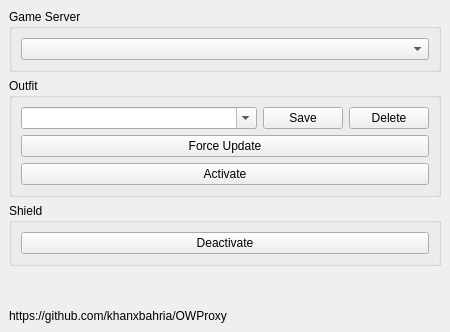
khanxbahria/OWProxy, file gui/mainwindow.ui: the form before one commit.
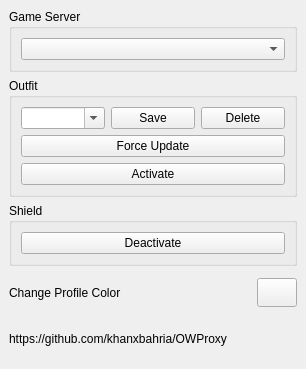
The form after the commit.

Commit message: change profile color gui

```diff
--- a/gui/mainwindow.ui
+++ b/gui/mainwindow.ui
@@ -6,25 +6,31 @@
    <rect>
     <x>0</x>
     <y>0</y>
-    <width>450</width>
-    <height>332</height>
+    <width>306</width>
+    <height>369</height>
    </rect>
   </property>
-  <property name="maximumSize">
-   <size>
-    <width>450</width>
-    <height>400</height>
-   </size>
+  <property name="sizePolicy">
+   <sizepolicy hsizetype="Expanding" vsizetype="Expanding">
+    <horstretch>0</horstretch>
+    <verstretch>0</verstretch>
+   </sizepolicy>
   </property>
   <property name="windowTitle">
    <string>OWProxy</string>
   </property>
   <widget class="QWidget" name="centralwidget">
+   <property name="sizePolicy">
+    <sizepolicy hsizetype="Expanding" vsizetype="Expanding">
+     <horstretch>0</horstretch>
+     <verstretch>0</verstretch>
+    </sizepolicy>
+   </property>
    <layout class="QVBoxLayout" name="verticalLayout_3">
     <item>
      <widget class="QGroupBox" name="groupBox_2">
       <property name="sizePolicy">
-       <sizepolicy hsizetype="Preferred" vsizetype="Fixed">
+       <sizepolicy hsizetype="Expanding" vsizetype="Expanding">
         <horstretch>0</horstretch>
         <verstretch>0</verstretch>
        </sizepolicy>
@@ -38,7 +44,7 @@
          <item>
           <widget class="QComboBox" name="gamehostSelectBox">
            <property name="sizePolicy">
-            <sizepolicy hsizetype="Minimum" vsizetype="Fixed">
+            <sizepolicy hsizetype="Expanding" vsizetype="Expanding">
              <horstretch>0</horstretch>
              <verstretch>0</verstretch>
             </sizepolicy>
@@ -53,7 +59,7 @@
     <item>
      <widget class="QGroupBox" name="groupBox">
       <property name="sizePolicy">
-       <sizepolicy hsizetype="Preferred" vsizetype="Fixed">
+       <sizepolicy hsizetype="Expanding" vsizetype="Expanding">
         <horstretch>0</horstretch>
         <verstretch>0</verstretch>
        </sizepolicy>
@@ -66,6 +72,12 @@
         <layout class="QHBoxLayout" name="horizontalLayout_2">
          <item>
           <widget class="QComboBox" name="outfitSelectBox">
+           <property name="sizePolicy">
+            <sizepolicy hsizetype="Expanding" vsizetype="Expanding">
+             <horstretch>0</horstretch>
+             <verstretch>0</verstretch>
+            </sizepolicy>
+           </property>
            <property name="editable">
             <bool>true</bool>
            </property>
@@ -74,7 +86,7 @@
          <item>
           <widget class="QPushButton" name="outfitSaveBtn">
            <property name="sizePolicy">
-            <sizepolicy hsizetype="Fixed" vsizetype="Fixed">
+            <sizepolicy hsizetype="Expanding" vsizetype="Expanding">
              <horstretch>0</horstretch>
              <verstretch>0</verstretch>
             </sizepolicy>
@@ -87,7 +99,7 @@
          <item>
           <widget class="QPushButton" name="outfitDeleteBtn">
            <property name="sizePolicy">
-            <sizepolicy hsizetype="Fixed" vsizetype="Fixed">
+            <sizepolicy hsizetype="Expanding" vsizetype="Expanding">
              <horstretch>0</horstretch>
              <verstretch>0</verstretch>
             </sizepolicy>
@@ -102,7 +114,7 @@
        <item>
         <widget class="QPushButton" name="forceUpdateBtn">
          <property name="sizePolicy">
-          <sizepolicy hsizetype="Minimum" vsizetype="Fixed">
+          <sizepolicy hsizetype="Expanding" vsizetype="Expanding">
            <horstretch>0</horstretch>
            <verstretch>0</verstretch>
           </sizepolicy>
@@ -114,6 +126,12 @@
        </item>
        <item>
         <widget class="QPushButton" name="outfitActivateBtn">
+         <property name="sizePolicy">
+          <sizepolicy hsizetype="Expanding" vsizetype="Expanding">
+           <horstretch>0</horstretch>
+           <verstretch>0</verstretch>
+          </sizepolicy>
+         </property>
          <property name="text">
           <string>Activate</string>
          </property>
@@ -128,7 +146,7 @@
     <item>
      <widget class="QGroupBox" name="groupBox_3">
       <property name="sizePolicy">
-       <sizepolicy hsizetype="Preferred" vsizetype="Fixed">
+       <sizepolicy hsizetype="Expanding" vsizetype="Expanding">
         <horstretch>0</horstretch>
         <verstretch>0</verstretch>
        </sizepolicy>
@@ -139,6 +157,12 @@
       <layout class="QVBoxLayout" name="verticalLayout_2">
        <item>
         <widget class="QPushButton" name="shieldActivateBtn">
+         <property name="sizePolicy">
+          <sizepolicy hsizetype="Expanding" vsizetype="Expanding">
+           <horstretch>0</horstretch>
+           <verstretch>0</verstretch>
+          </sizepolicy>
+         </property>
          <property name="text">
           <string>Deactivate</string>
          </property>
@@ -151,20 +175,49 @@
      </widget>
     </item>
     <item>
-     <spacer name="verticalSpacer">
-      <property name="orientation">
-       <enum>Qt::Vertical</enum>
+     <layout class="QHBoxLayout" name="horizontalLayout_4">
+      <property name="topMargin">
+       <number>6</number>
       </property>
-      <property name="sizeHint" stdset="0">
-       <size>
-        <width>20</width>
-        <height>40</height>
-       </size>
+      <property name="bottomMargin">
+       <number>6</number>
       </property>
-     </spacer>
+      <item>
+       <widget class="QLabel" name="label_2">
+        <property name="sizePolicy">
+         <sizepolicy hsizetype="Expanding" vsizetype="Expanding">
+          <horstretch>0</horstretch>
+          <verstretch>0</verstretch>
+         </sizepolicy>
+        </property>
+        <property name="text">
+         <string>Change Profile Color</string>
+        </property>
+       </widget>
+      </item>
+      <item>
+       <widget class="QPushButton" name="profileColorBtn">
+        <property name="sizePolicy">
+         <sizepolicy hsizetype="Minimum" vsizetype="Minimum">
+          <horstretch>0</horstretch>
+          <verstretch>0</verstretch>
+         </sizepolicy>
+        </property>
+        <property name="text">
+         <string/>
+        </property>
+       </widget>
+      </item>
+     </layout>
     </item>
     <item>
      <widget class="QLabel" name="label">
+      <property name="sizePolicy">
+       <sizepolicy hsizetype="Expanding" vsizetype="Expanding">
+        <horstretch>0</horstretch>
+        <verstretch>0</verstretch>
+       </sizepolicy>
+      </property>
       <property name="text">
        <string>https://github.com/khanxbahria/OWProxy</string>
       </property>
```
The commit also changes 4 other files.
